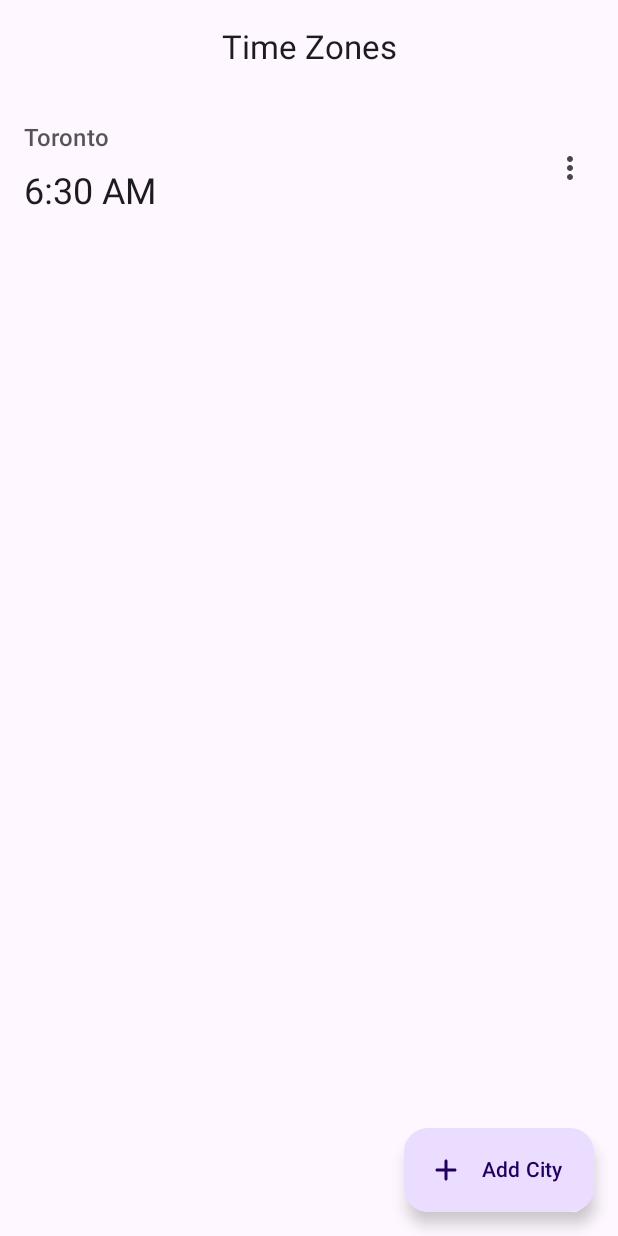
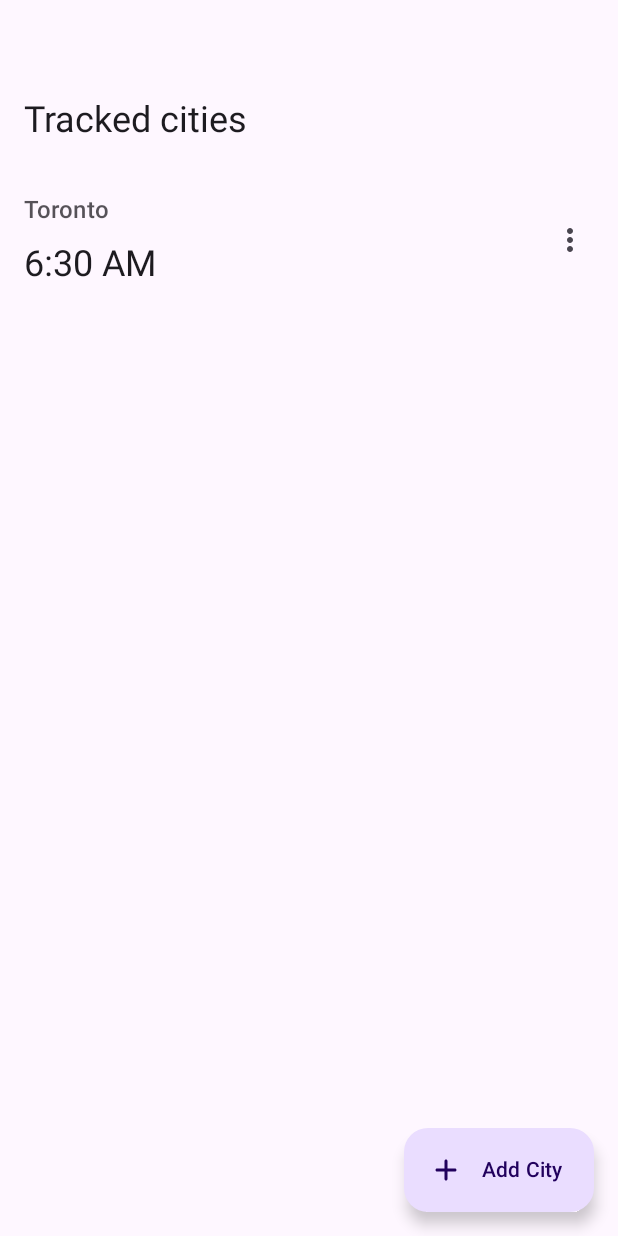
Before and after one commit to maxhves/time-zone-tracker-android, an Android app built with Jetpack Compose: the @Preview function TimeZonesScreenPreview, on a phone screen of 412 x 824 dp. Run offline under Robolectric (Android 15) with nearby library versions, the phone set to English and light mode, and no system bars.

Commit message:
Replaced CenterAlignedTopAppBar with MediumTopAppBar.

```diff
--- a/core/designsystem/src/main/java/uk/co/mhl/timezonetracker/core/designsystem/component/TopAppBar.kt
+++ b/core/designsystem/src/main/java/uk/co/mhl/timezonetracker/core/designsystem/component/TopAppBar.kt
@@ -1,8 +1,8 @@
 package uk.co.mhl.timezonetracker.core.designsystem.component
 
 import androidx.annotation.StringRes
-import androidx.compose.material3.CenterAlignedTopAppBar
 import androidx.compose.material3.ExperimentalMaterial3Api
+import androidx.compose.material3.MediumTopAppBar
 import androidx.compose.material3.Text
 import androidx.compose.material3.TopAppBarColors
 import androidx.compose.material3.TopAppBarDefaults
@@ -21,12 +21,11 @@ fun TimeZoneTrackerTopAppBar(
     modifier: Modifier = Modifier,
     colors: TopAppBarColors = TopAppBarDefaults.centerAlignedTopAppBarColors(),
 ) {
-    CenterAlignedTopAppBar(
+    MediumTopAppBar(
         modifier = modifier,
         colors = colors,
         title = { Text(text = stringResource(titleRes)) },
     )
-    // MediumTopApBar
 }
 
 @OptIn(ExperimentalMaterial3Api::class)
--- a/feature/timezones/src/main/res/values/strings.xml
+++ b/feature/timezones/src/main/res/values/strings.xml
@@ -1,7 +1,7 @@
 <resources>
     <!-- region Screen -->
 
-    <string name="timezones_screen_title">Time Zones</string>
+    <string name="timezones_screen_title">Tracked cities</string>
 
     <!-- endregion -->
 
```
